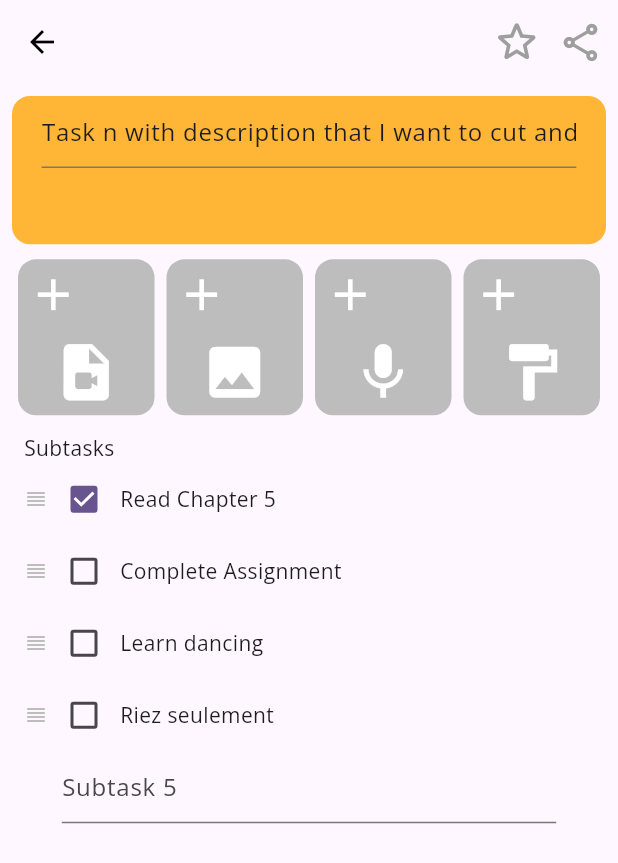
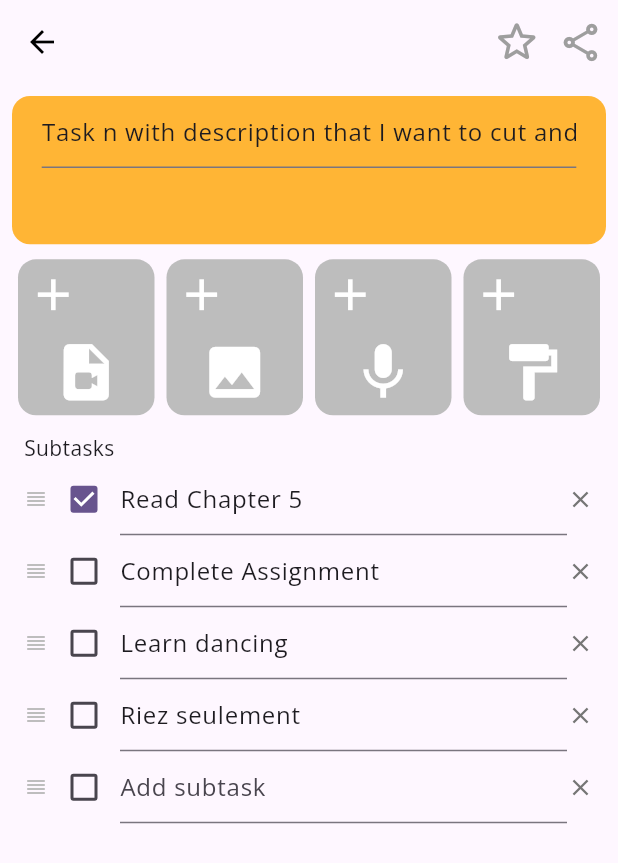
Before and after one commit to Hallcoder/znotes, a Flutter app: the NoteCreationPage screen opened by its route, on a phone screen of 412 x 824 dp. Shown: the top 863 px of the screen. Run offline on Flutter 3.47's test engine with Material 3 defaults, Android fonts, the phone set to English and light mode, and no system bars; our stand-ins replace audioplayers, auto_route, fluttertoast, video_player; missing offline and left inert: clipboard.

Commit message:
[feat]:Subtask Tile reuse

```diff
--- a/lib/components/NoteCreationPage/AddSubtaskTextField.dart
+++ b/lib/components/NoteCreationPage/AddSubtaskTextField.dart
@@ -35,6 +35,7 @@ class _AddSubtaskTextFieldState extends State<AddSubtaskTextField> {
                     setState(() {
                       isAddingTask = true;
                     });
+                    noteCreationProvider.addSubTask(Subtask(title:textEditingController.text,checked: false));
                   },
                   onTapOutside: (e) {
                     setState(() {
--- a/lib/components/NoteCreationPage/SubtaskTile.dart
+++ b/lib/components/NoteCreationPage/SubtaskTile.dart
@@ -1,10 +1,12 @@
 import 'package:flutter/material.dart';
+import 'package:znotes/components/NoteCreationPage/AddSubtaskTextField.dart';
 import 'package:znotes/utils/content_types.dart';
 
 class SubtaskTile extends StatefulWidget {
-  const SubtaskTile({Key? key, required this.st, this.focus}) : super(key: key);
-  final Subtask st;
+  const SubtaskTile({Key? key, this.st, this.focus}) : super(key: key);
+  final Subtask? st;
   final bool? focus;
+
   @override
   State<SubtaskTile> createState() => _SubtaskTileState();
 }
@@ -16,43 +18,32 @@ class _SubtaskTileState extends State<SubtaskTile> {
   @override
   void initState() {
     super.initState();
-    if(widget.focus != null && widget.focus == true){
+    if (widget.focus != null && widget.focus == true) {
       focusNode.requestFocus();
     }
   }
+
   @override
   Widget build(BuildContext context) {
     return Row(
       mainAxisAlignment: MainAxisAlignment.center,
       children: [
         Icon(Icons.reorder_rounded, size: 16.0, color: Colors.grey[400]),
-        Checkbox(value: widget.st.checked, onChanged: (bool? value) {}),
+        Checkbox(
+            value: widget.st?.checked ?? false, onChanged: (bool? value) {}),
         Expanded(
-            child: isEditingSubTask
-                ? TextFormField(
-                    initialValue: widget.st.title,
+            child: TextFormField(
+          initialValue: widget.st?.title,
           focusNode: focusNode,
-                    decoration: const InputDecoration(
-                      hintText: "Add subtask"
-                    ),
+          decoration: const InputDecoration(hintText: "Add subtask"),
           onTapOutside: (e) {
             setState(() {
               isEditingSubTask = false;
             });
             focusNode.unfocus();
           },
-                  )
-                : InkWell(
-                    onTap: () {
-                      setState(() {
-                        isEditingSubTask = true;
-                      });
-                      focusNode.requestFocus();
-                    },
-                    child: Text(widget.st.title))),
-        isEditingSubTask
-            ? Icon(Icons.close, color: Colors.grey[600], size: 18.0)
-            : const SizedBox()
+        )),
+        Icon(Icons.close, color: Colors.grey[600], size: 18.0)
       ],
     );
   }
--- a/lib/components/NoteCreationPage/SubtasksSection.dart
+++ b/lib/components/NoteCreationPage/SubtasksSection.dart
@@ -33,9 +33,9 @@ class _SubtasksSectionState extends State<SubtasksSection> {
         st: st,
       ));
     }
-    subtasks.add(AddSubtaskTextField(key:ValueKey(uuid.v4())));
+    subtasks.add(SubtaskTile(key:ValueKey(uuid.v4())));
     return Container(
-      height: size.height * (subtasks.length * 0.15),
+      height: size.height * (subtasks.length * 0.2),
       padding: const EdgeInsets.only(left: 8.0,right: 8.0),
       margin: const EdgeInsets.only(top:8.0),
       child: ReorderableListView(
```
Lines whose indentation alone changed are shown as unchanged.
